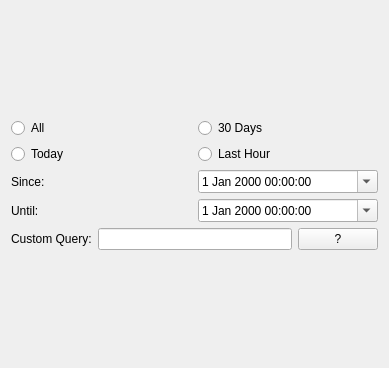
Old version of the form ui/ui_search_input.ui in the repository Xi-CAM/Xi-cam.gui.
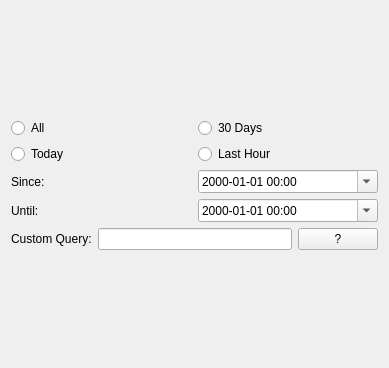
New version of the form.

Commit message: add ui file from QtDesigner and use converted .py for SearchInputWidget

Patch:
```diff
--- a/ui/ui_search_input.ui
+++ b/ui/ui_search_input.ui
@@ -64,11 +64,14 @@
            <hour>0</hour>
            <minute>0</minute>
            <second>0</second>
-           <year>1752</year>
-           <month>9</month>
-           <day>14</day>
+           <year>2000</year>
+           <month>1</month>
+           <day>1</day>
           </datetime>
          </property>
+         <property name="displayFormat">
+          <string>yyyy-MM-dd HH:mm</string>
+         </property>
          <property name="calendarPopup">
           <bool>true</bool>
          </property>
@@ -83,6 +86,9 @@
        </item>
        <item row="1" column="1">
         <widget class="QDateTimeEdit" name="until_widget">
+         <property name="displayFormat">
+          <string>yyyy-MM-dd HH:mm</string>
+         </property>
          <property name="calendarPopup">
           <bool>true</bool>
          </property>
```
The commit also changes 1 other file.
